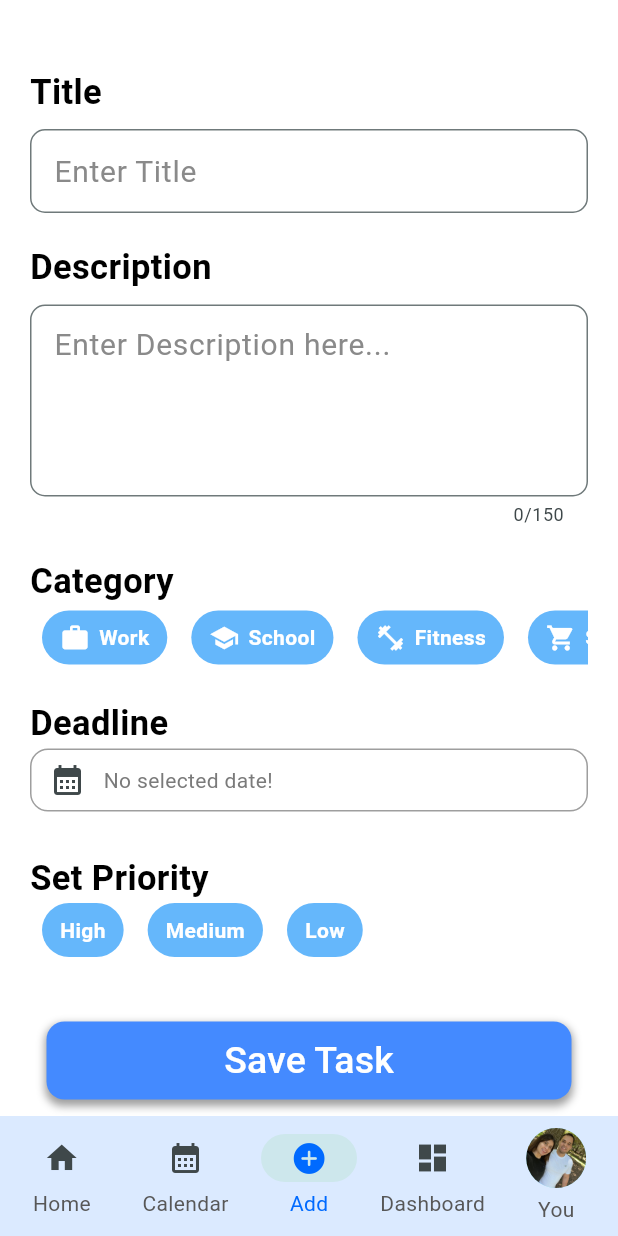
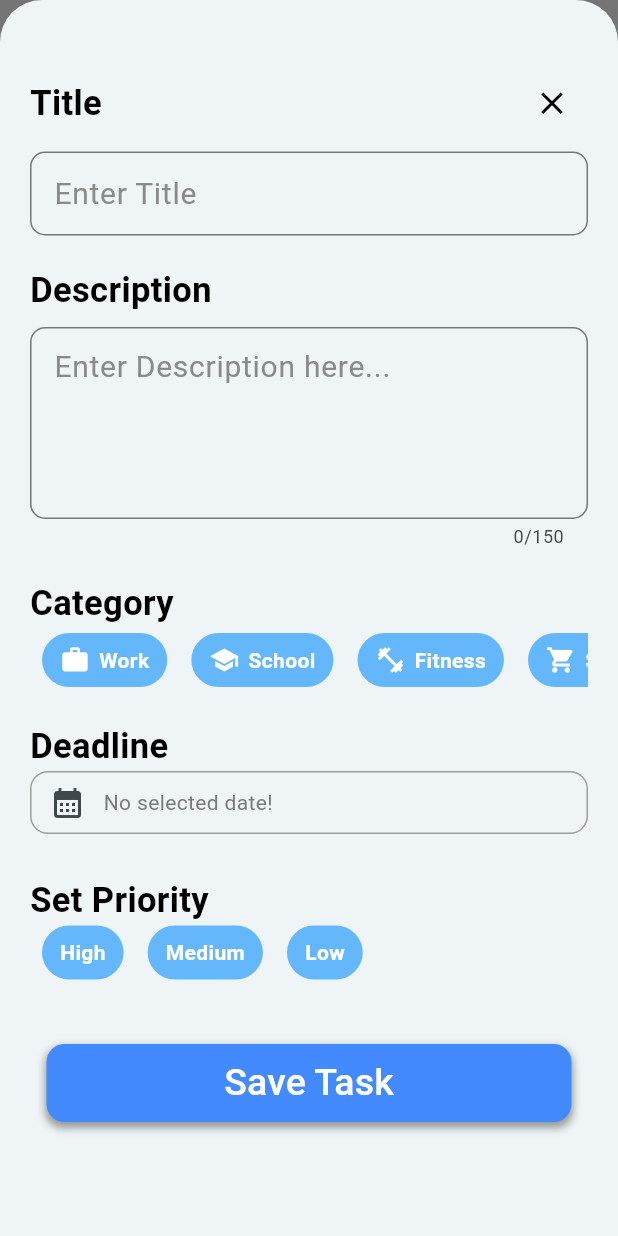
Before and after one commit to Appnalyze/MyTaskBox, a Flutter app: the screen it shows after launch, item 3 of the bottom bar chosen, on a phone screen of 412 x 824 dp. Run offline on Flutter 3.47's test engine with Material 3 defaults, Android fonts, the phone set to English and light mode, and no system bars; drawn by our look-alikes of table_calendar; our stand-ins replace supabase_flutter; accounts and stored records are empty.

Commit message:
Controlles for addTask done!

```diff
--- a/mytaskbox/lib/my_tasks.dart
+++ b/mytaskbox/lib/my_tasks.dart
@@ -18,13 +18,22 @@ class MyTasks extends StatefulWidget {
 class _MyTasksState extends State<MyTasks> {
   int _selectedIndex = 1;
 
-  final List<Widget> _screens = [
+  final List _screens = [
     Homepage(),
     CalendarPage(),
-    AddTaskPage(),
+    Container(),
     DashboardPage(),
-    ProfilePage(), // <- Tapped avatar goes here
+    ProfilePage(),
   ];
+
+  void _openAddExpenseOverlay() {
+    showModalBottomSheet(
+      useSafeArea: true,
+      isScrollControlled: true,
+      context: context,
+      builder: (ctx) => AddTaskPage(),
+    );
+  }
 
   @override
   Widget build(BuildContext context) {
@@ -46,9 +55,13 @@ class _MyTasksState extends State<MyTasks> {
             elevation: 0.0,
             selectedIndex: _selectedIndex,
             onDestinationSelected: (int index) {
-              setState(() {
-                _selectedIndex = index;
-              });
+              if (index == 2) {
+                _openAddExpenseOverlay();
+              } else {
+                setState(() {
+                  _selectedIndex = index;
+                });
+              }
             },
             destinations: [
               NavigationDestination(
@@ -62,7 +75,10 @@ class _MyTasksState extends State<MyTasks> {
                 label: "Calendar",
               ),
               NavigationDestination(
-                selectedIcon: Icon(CupertinoIcons.add_circled_solid, color: iconFocus,),
+                selectedIcon: Icon(
+                  CupertinoIcons.add_circled_solid,
+                  color: iconFocus,
+                ),
                 icon: Icon(CupertinoIcons.add_circled_solid),
                 label: "Add",
               ),
--- a/mytaskbox/lib/pages/add_task_page.dart
+++ b/mytaskbox/lib/pages/add_task_page.dart
@@ -1,30 +1,95 @@
 import 'package:flutter/material.dart';
 import 'package:mytaskbox/widgets/category_list.dart';
 import 'package:mytaskbox/widgets/deadline_date.dart';
-import 'package:mytaskbox/widgets/descriptioen_field.dart';
+import 'package:mytaskbox/widgets/description_field.dart';
 import 'package:mytaskbox/widgets/priority_list.dart';
 import 'package:mytaskbox/widgets/style_button.dart';
 import 'package:mytaskbox/widgets/title_field.dart';
+import 'package:supabase_flutter/supabase_flutter.dart';
 
-class AddTaskPage extends StatelessWidget {
+class AddTaskPage extends StatefulWidget {
   const AddTaskPage({super.key});
 
   @override
+  State<AddTaskPage> createState() => _AddTaskPageState();
+}
+
+class _AddTaskPageState extends State<AddTaskPage> {
+  final TextEditingController _titleController = TextEditingController();
+  final TextEditingController _descriptionController = TextEditingController();
+  String? _selectedPriority;
+  String? _selectedCategory;
+  DateTime? _selectedDeadline;
+
+  Future<void> _submitTask() async {
+    if (_selectedPriority == null) {
+      ScaffoldMessenger.of(
+        context,
+      ).showSnackBar(SnackBar(content: Text('Please select a priority')));
+      return;
+    }
+    if (_titleController.text.trim().isEmpty ||
+        _descriptionController.text.trim().isEmpty) {
+      ScaffoldMessenger.of(context).showSnackBar(
+        SnackBar(content: Text('Please enter title and description')),
+      );
+      return;
+    }
+    final response = await Supabase.instance.client.from('tasks').insert({
+      'title': _titleController.text.trim(),
+      'description': _descriptionController.text.trim(),
+      'category': _selectedCategory,
+      'deadline': _selectedDeadline?.toIso8601String(),
+      'priority': _selectedPriority,
+    });
+
+    if (response != null) {
+      ScaffoldMessenger.of(
+        context,
+      ).showSnackBar(const SnackBar(content: Text('Task saved successfully')));
+    }
+
+    setState(() {
+      _titleController.clear();
+      _descriptionController.clear();
+      _selectedPriority = null;
+      _selectedCategory = null;
+      _selectedDeadline = null;
+    });
+  }
+
+  @override
   Widget build(BuildContext context) {
-    return SingleChildScrollView(
-      child: Column(
-        crossAxisAlignment: CrossAxisAlignment.start,
-        children: [
-          SizedBox(height: 25),
-          TitleField(),
-          DescriptioenField(),
-          CategoryList(),
-          DeadlineDate(),
-          PriorityList(),
-          SizedBox(height: 40),
-          StyleButton()
-        ],
-      ),
+    return Column(
+      crossAxisAlignment: CrossAxisAlignment.start,
+      children: [
+        SizedBox(height: 25),
+        TitleField(controller: _titleController),
+        DescriptioenField(controller: _descriptionController),
+        CategoryList(
+          onCategorySelected: (category) {
+            setState(() {
+              _selectedCategory = category;
+            });
+          },
+        ),
+        DeadlineDate(
+          onDateSelected: (pickDate) {
+            setState(() {
+              _selectedDeadline = pickDate;
+            });
+          },
+        ),
+        PriorityList(
+          onPrioritySelected: (priority) {
+            setState(() {
+              _selectedPriority = priority;
+            });
+          },
+        ),
+        SizedBox(height: 40),
+        StyleButton(onPressed: _submitTask),
+      ],
     );
   }
 }
--- a/mytaskbox/lib/pages/calendar_page.dart
+++ b/mytaskbox/lib/pages/calendar_page.dart
@@ -13,13 +13,14 @@ class _CalendarPageState extends State<CalendarPage> {
   DateTime? _selectedDay;
 
   final Map<DateTime, List<String>> events = {
-    DateTime.utc(2025, 7, 4): ['🎉 Independence Day Event', '🏃 Morning Run'],
+    DateTime.utc(2025, 7, 4): ['🎉 Independence Day Event', '🏃 Morning Run', 'Hola', 'Dia'],
     DateTime.utc(2025, 7, 5): ['🛍️ Shopping at 10AM', '📞 Call Mom'],
   };
 
   List<String> _getEventsForDay(DateTime day) {
     return events[DateTime.utc(day.year, day.month, day.day)] ?? [];
   }
+
 
   @override
   Widget build(BuildContext context) {
@@ -78,12 +79,12 @@ class _CalendarPageState extends State<CalendarPage> {
                       "No events for this day",
                       style: TextStyle(
                         color: Colors.black,
-                        fontWeight: FontWeight.bold,
                         fontSize: 20,
                       ),
                     ),
                   )
                 : ListView.builder(
+
                     itemCount: selectedEvents.length,
                     itemBuilder: (context, index) {
                       return Container(
@@ -110,6 +111,7 @@ class _CalendarPageState extends State<CalendarPage> {
                               style: TextStyle(fontSize: 18),
                             ),
                           ),
+
                       );
                     },
                   ),
--- a/mytaskbox/lib/widgets/category_list.dart
+++ b/mytaskbox/lib/widgets/category_list.dart
@@ -2,7 +2,8 @@ import 'package:flutter/material.dart';
 import 'package:mytaskbox/color/colors_const.dart';
 
 class CategoryList extends StatefulWidget {
-  const CategoryList({super.key});
+  const CategoryList({super.key, required this.onCategorySelected});
+  final void Function(String selectedCategory)? onCategorySelected;
 
   @override
   State<CategoryList> createState() => _CategoryListState();
@@ -51,6 +52,9 @@ class _CategoryListState extends State<CategoryList> {
                         setState(() {
                           _isSelectedCategory = index;
                         });
+                        if (widget.onCategorySelected != null) {
+                          widget.onCategorySelected!(category['name']);
+                        }
                       },
                       child: Container(
                         padding: const EdgeInsets.symmetric(
--- a/mytaskbox/lib/widgets/deadline_date.dart
+++ b/mytaskbox/lib/widgets/deadline_date.dart
@@ -1,13 +1,57 @@
 import 'package:flutter/material.dart';
+import 'package:intl/intl.dart';
 
 class DeadlineDate extends StatefulWidget {
-  const DeadlineDate({super.key});
+  const DeadlineDate({super.key, required this.onDateSelected});
+
+  final void Function(DateTime deadline)? onDateSelected;
 
   @override
   State<DeadlineDate> createState() => _DeadlineDateState();
 }
 
 class _DeadlineDateState extends State<DeadlineDate> {
+  DateTime? _selectedDateTime;
+
+  Future<void> _pickDateTime() async {
+    final now = DateTime.now();
+
+    // Step 1: Pick Date
+    final DateTime? pickedDate = await showDatePicker(
+      context: context,
+      initialDate: _selectedDateTime ?? now,
+      firstDate: now,
+      lastDate: DateTime(now.year + 5),
+    );
+
+    if (pickedDate == null) return;
+
+    // Step 2: Pick Time
+    final TimeOfDay? pickedTime = await showTimePicker(
+      context: context,
+      initialTime: TimeOfDay.fromDateTime(_selectedDateTime ?? now),
+    );
+
+    if (pickedTime == null) return;
+
+    // Combine Date + Time
+    final DateTime fullDateTime = DateTime(
+      pickedDate.year,
+      pickedDate.month,
+      pickedDate.day,
+      pickedTime.hour,
+      pickedTime.minute,
+    );
+
+    setState(() {
+      _selectedDateTime = fullDateTime;
+    });
+
+    if (widget.onDateSelected != null) {
+      widget.onDateSelected!(fullDateTime);
+    }
+  }
+
   @override
   Widget build(BuildContext context) {
     return Container(
@@ -33,10 +77,17 @@ class _DeadlineDateState extends State<DeadlineDate> {
               child: Row(
                 children: [
                   IconButton(
-                    onPressed: () {},
+                    onPressed: _pickDateTime,
                     icon: Icon(Icons.calendar_month),
                   ),
-                  Text("No selected date!", style: TextStyle(color: const Color.fromARGB(255, 122, 122, 122)),)
+                  Text(
+                    _selectedDateTime != null
+                        ? DateFormat('yyyy-MM-dd').format(_selectedDateTime!)
+                        : "No selected date!",
+                    style: TextStyle(
+                      color: const Color.fromARGB(255, 122, 122, 122),
+                    ),
+                  ),
                 ],
               ),
             ),
--- a/mytaskbox/lib/widgets/descriptioen_field.dart
+++ b/mytaskbox/lib/widgets/description_field.dart
@@ -1,13 +1,17 @@
 import 'package:flutter/material.dart';
 
 class DescriptioenField extends StatefulWidget {
-  const DescriptioenField({super.key});
+  const DescriptioenField({super.key, required this.controller});
+
+  final TextEditingController controller;
 
   @override
   State<DescriptioenField> createState() => _DescriptioenFieldState();
 }
 
 class _DescriptioenFieldState extends State<DescriptioenField> {
+
+
   @override
   Widget build(BuildContext context) {
     return Container(
@@ -25,9 +29,10 @@ class _DescriptioenFieldState extends State<DescriptioenField> {
           ),
           SizedBox(height: 8,),
           TextField(
+            controller: widget.controller,
             maxLength: 150,
             maxLines: 4,
-            onTapOutside: (event) => FocusScope.of(context).unfocus(),
+            onTapOutside: (_) => FocusScope.of(context).unfocus(),
             decoration: InputDecoration(
               alignLabelWithHint: true,
               label: Text(
--- a/mytaskbox/lib/widgets/priority_list.dart
+++ b/mytaskbox/lib/widgets/priority_list.dart
@@ -1,7 +1,10 @@
 import 'package:flutter/material.dart';
 
 class PriorityList extends StatefulWidget {
-  const PriorityList({super.key});
+  const PriorityList({super.key, this.onPrioritySelected});
+
+
+  final void Function(String selectedPriority)? onPrioritySelected;
 
   @override
   State<PriorityList> createState() => _PriorityListState();
@@ -42,10 +45,14 @@ class _PriorityListState extends State<PriorityList> {
               return Padding(
                 padding: EdgeInsets.symmetric(horizontal: 8),
                 child: GestureDetector(
+
                   onTap: () {
                     setState(() {
                       _isSelectedPriority = index;
                     });
+                    if (widget.onPrioritySelected != null){
+                      widget.onPrioritySelected!(priority['name']);
+                    }
                   },
                   child: Container(
                     padding: const EdgeInsets.symmetric(
--- a/mytaskbox/lib/widgets/style_button.dart
+++ b/mytaskbox/lib/widgets/style_button.dart
@@ -1,13 +1,11 @@
 import 'package:flutter/material.dart';
 
-class StyleButton extends StatefulWidget {
-  const StyleButton({super.key});
+class StyleButton extends StatelessWidget {
+  const StyleButton({super.key, required this.onPressed, this.label = 'Save Task'});
 
-  @override
-  State<StyleButton> createState() => _StyleButtonState();
-}
+  final Future<void> Function() onPressed;
+  final String label;
 
-class _StyleButtonState extends State<StyleButton> {
   @override
   Widget build(BuildContext context) {
     return Center(
@@ -27,9 +25,11 @@ class _StyleButtonState extends State<StyleButton> {
           ]
         ),
         child: TextButton(
-          onPressed: () {},
+          onPressed: () async {
+            await onPressed();
+          },
           child: Text(
-            "Save Task",
+            label,
             style: TextStyle(color: Colors.white, fontSize: 25),
           ),
         ),
--- a/mytaskbox/lib/widgets/title_field.dart
+++ b/mytaskbox/lib/widgets/title_field.dart
@@ -1,19 +1,28 @@
 import 'package:flutter/material.dart';
 
 class TitleField extends StatefulWidget {
-  const TitleField({super.key});
+  const TitleField({super.key, required this.controller});
+
+  final TextEditingController controller;
 
   @override
   State<TitleField> createState() => _TitleFieldState();
+
+
 }
 
 class _TitleFieldState extends State<TitleField> {
+
+  TextEditingController titleController = TextEditingController();
+
   @override
   Widget build(BuildContext context) {
     return Container(
       margin: EdgeInsets.only(left: 20, right: 20, top: 20),
       child: Column(
         crossAxisAlignment: CrossAxisAlignment.start,
+        children: [
+          Row(
             children: [
               Text(
                 "Title",
@@ -23,9 +32,19 @@ class _TitleFieldState extends State<TitleField> {
                   fontSize: 23,
                 ),
               ),
-          SizedBox(height: 8,),
+              Spacer(),
+              IconButton(
+                onPressed: () {
+                  Navigator.pop(context);
+                },
+                icon: Icon(Icons.close, size: 25, color: Colors.black),
+              ),
+            ],
+          ),
+          SizedBox(height: 8),
           TextField(
             onTapOutside: (event) => FocusScope.of(context).unfocus(),
+            controller: widget.controller,
             decoration: InputDecoration(
               label: Text(
                 'Enter Title',
--- a/mytaskbox/pubspec.yaml
+++ b/mytaskbox/pubspec.yaml
@@ -35,6 +35,8 @@ dependencies:
   # Use with the CupertinoIcons class for iOS style icons.
   cupertino_icons: ^1.0.8
   table_calendar: ^3.2.0
+  supabase_flutter: ^2.9.1
+  intl: ^0.20.2
 
 dev_dependencies:
   flutter_test:
```
Also changed, not shown: mytaskbox/lib/main.dart (+10 -2 lines), mytaskbox/lib/supabase/connection.dart (added), mytaskbox/pubspec.lock, 7 other files. Lines whose indentation alone changed are shown as unchanged.
